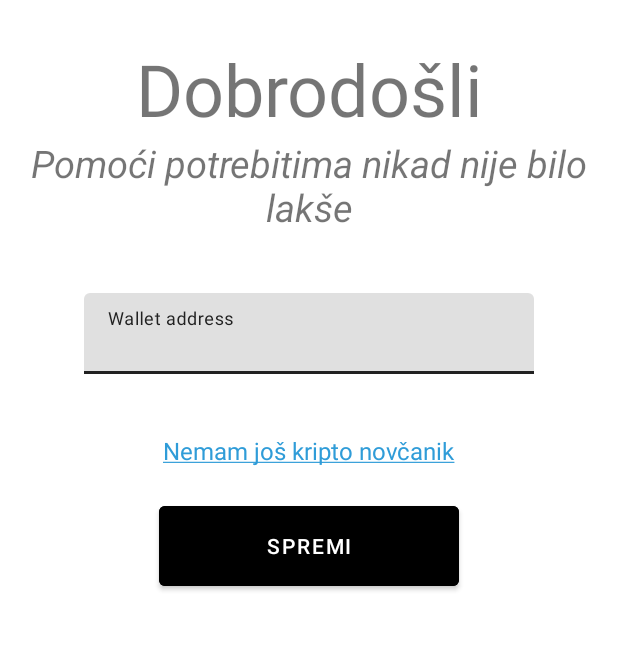
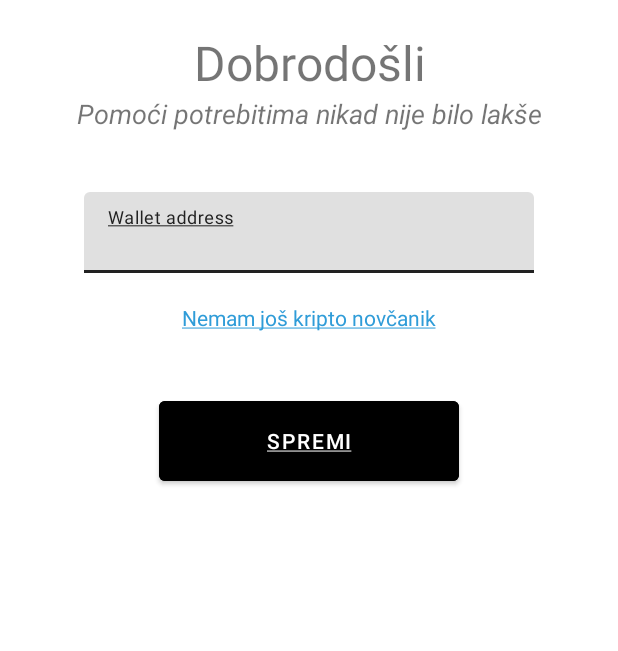
Before and after one commit to kresohr/humanitare, an Android app built with Jetpack Compose: the screen it shows after launch (LandingActivity), on a phone screen of 412 x 824 dp, the part 459-1110 px from its top. Run offline under Robolectric (Android 15) with nearby library versions, the phone set to English and light mode, and no system bars.

Commit message:
Added strings.xml and dimen.xml resource files

```diff
--- a/app/src/main/res/layout/activity_landing.xml
+++ b/app/src/main/res/layout/activity_landing.xml
@@ -18,16 +18,17 @@
             android:src="@drawable/logo"
             app:layout_constraintEnd_toEndOf="parent"
             app:layout_constraintStart_toStartOf="parent"
-            app:layout_constraintTop_toTopOf="parent" />
+            app:layout_constraintTop_toTopOf="parent"
+            android:contentDescription="@string/txt_landing_content_description" />
 
         <TextView
             android:id="@+id/lblWelcomeTitle"
             android:layout_width="match_parent"
             android:layout_height="wrap_content"
-            android:layout_marginTop="40px"
+            android:layout_marginTop="@dimen/margin_large"
             android:gravity="center"
-            android:text="Dobrodošli"
-            android:textSize="72px"
+            android:text="@string/txt_welcome"
+            android:textSize="@dimen/text_large"
             app:layout_constraintEnd_toEndOf="parent"
             app:layout_constraintStart_toStartOf="parent"
             app:layout_constraintTop_toBottomOf="@id/imgLogo" />
@@ -37,8 +38,8 @@
             android:layout_width="match_parent"
             android:layout_height="wrap_content"
             android:gravity="center"
-            android:text="Pomoći potrebitima nikad nije bilo lakše"
-            android:textSize="38px"
+            android:text="@string/txt_welcome_subtitle"
+            android:textSize="@dimen/text_medium"
             android:textStyle="italic"
             app:layout_constraintEnd_toEndOf="parent"
             app:layout_constraintStart_toStartOf="parent"
@@ -49,8 +50,8 @@
             style="@style/Widget.MaterialComponents.TextInputLayout.FilledBox.Dense"
             android:layout_width="300dp"
             android:layout_height="wrap_content"
-            android:layout_marginTop="60px"
-            android:hint="Wallet address"
+            android:layout_marginTop="@dimen/margin_xlarge"
+            android:hint="@string/txt_landing_hint"
             app:layout_constraintEnd_toEndOf="parent"
             app:layout_constraintStart_toStartOf="parent"
             app:layout_constraintTop_toBottomOf="@id/lblWelcomeSubtitle">
@@ -65,10 +66,10 @@
             android:id="@+id/lblWelcomeNoWallet"
             android:layout_width="wrap_content"
             android:layout_height="wrap_content"
-            android:layout_marginTop="60px"
+            android:layout_marginTop="@dimen/margin_large"
             android:text="@string/txt_no_wallet"
             android:textColor="@color/link"
-            android:textSize="16dp"
+            android:textSize="@dimen/text_small"
             app:layout_constraintEnd_toEndOf="parent"
             app:layout_constraintStart_toStartOf="parent"
             app:layout_constraintTop_toBottomOf="@+id/txtWelcomeWalletLayout" />
@@ -77,8 +78,8 @@
             android:layout_width="200dp"
             android:layout_height="65dp"
             android:backgroundTint="@color/black"
-            android:text="Spremi"
-            android:layout_marginTop="30px"
+            android:text="@string/btn_landing_text"
+            android:layout_marginTop="@dimen/margin_xlarge"
             android:textColor="@color/white"
             app:layout_constraintTop_toBottomOf="@id/lblWelcomeNoWallet"
             app:layout_constraintBottom_toBottomOf="parent"
--- /dev/null
+++ b/app/src/main/res/values/dimen.xml
@@ -0,0 +1,11 @@
+<?xml version="1.0" encoding="utf-8"?>
+<resources>
+    <dimen name="margin_small">6dp</dimen>
+    <dimen name="margin_normal">12dp</dimen>
+    <dimen name="margin_large">20dp</dimen>
+    <dimen name="margin_xlarge">40dp</dimen>
+
+    <dimen name="text_small">14sp</dimen>
+    <dimen name="text_medium">18sp</dimen>
+    <dimen name="text_large">32sp</dimen>
+</resources>
--- a/app/src/main/res/values/strings.xml
+++ b/app/src/main/res/values/strings.xml
@@ -1,4 +1,9 @@
 <resources>
     <string name="app_name">Humanitare</string>
+    <string name="txt_welcome">Dobrodošli</string>
+    <string name="txt_welcome_subtitle">Pomoći potrebitima nikad nije bilo lakše</string>
     <string name="txt_no_wallet"><u>Nemam još kripto novčanik</u></string>
+    <string name="btn_landing_text"><u>Spremi</u></string>
+    <string name="txt_landing_hint"><u>Wallet address</u></string>
+    <string name="txt_landing_content_description"><u>Logo image</u></string>
 </resources>
```
